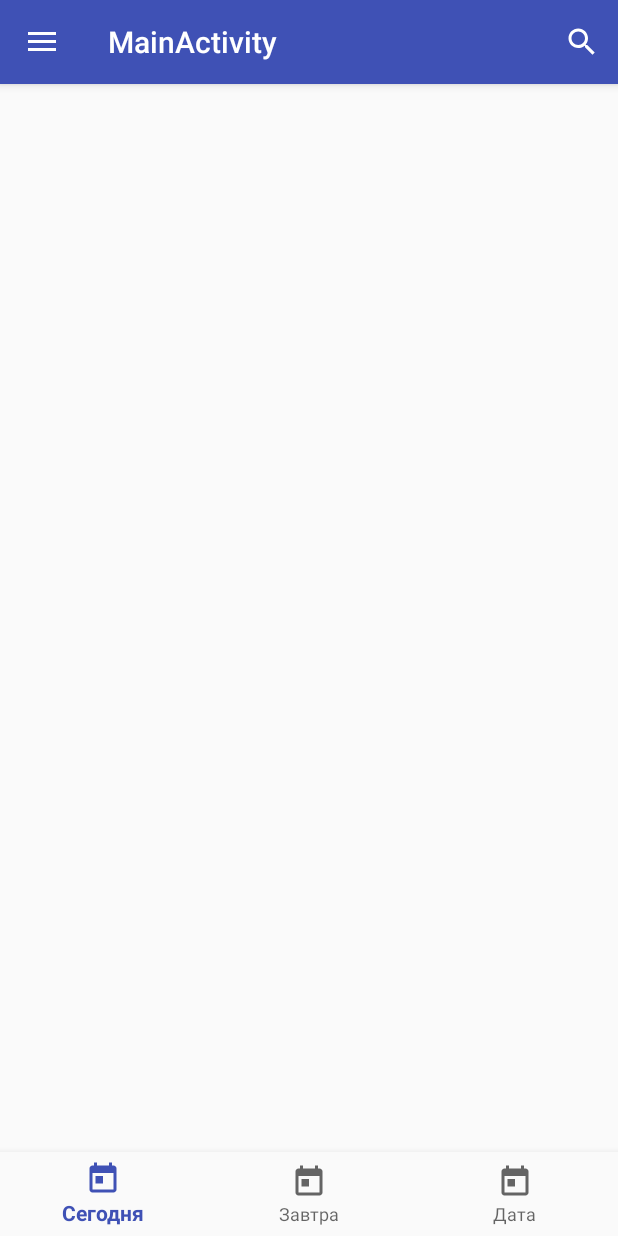
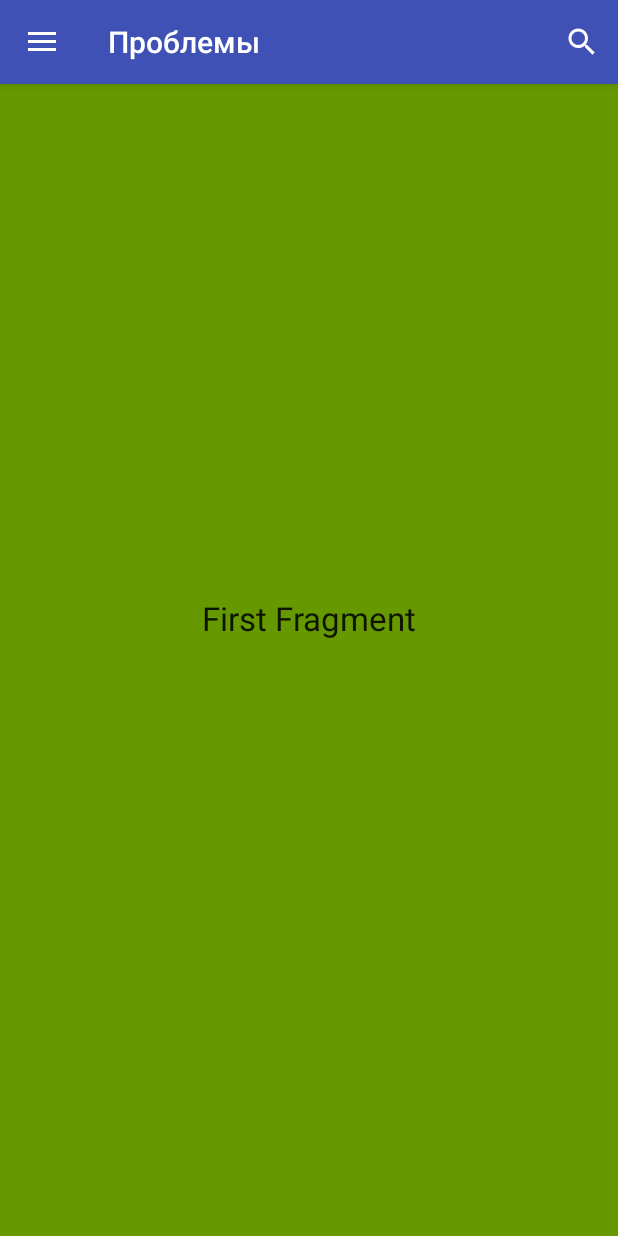
Before and after one commit to Andrey104/measurements, an Android app: the MainActivity screen opened directly, with no data from a screen before it, in the side drawer, after a tap on "Проблемы", on a phone screen of 412 x 824 dp. Run offline under Robolectric (Android 15) with nearby library versions, the phone set to English and light mode, and no system bars.

Commit message:
add fragments in main activity; add datepicker

```diff
--- a/src/main/AndroidManifest.xml
+++ b/src/main/AndroidManifest.xml
@@ -26,7 +26,7 @@
             </intent-filter>
         </activity>
         <activity
-            android:name=".MainActivity"
+            android:name=".activity.MainActivity"
             android:label="@string/title_activity_main"
             android:theme="@style/AppTheme.NoActionBar"></activity>
     </application>
--- a/src/main/java/com/addd/measurements/MainActivity.kt
+++ /dev/null
@@ -1,107 +0,0 @@
-package com.addd.measurements
-
-import android.content.Context
-import android.os.Bundle
-import android.support.design.widget.Snackbar
-import android.support.design.widget.NavigationView
-import android.support.v4.view.GravityCompat
-import android.support.v7.app.ActionBarDrawerToggle
-import android.support.v7.app.AppCompatActivity
-import android.view.Menu
-import android.view.MenuItem
-import kotlinx.android.synthetic.main.activity_main.*
-import kotlinx.android.synthetic.main.app_bar_main.*
-import android.widget.Toast
-import android.content.DialogInterface
-import android.content.Intent
-import android.content.SharedPreferences
-import android.support.v7.app.AlertDialog
-import com.addd.measurements.activity.LoginActivity
-
-
-class MainActivity : AppCompatActivity(), NavigationView.OnNavigationItemSelectedListener {
-    private val APP_TOKEN = "myToken"
-
-
-    override fun onCreate(savedInstanceState: Bundle?) {
-        super.onCreate(savedInstanceState)
-        setContentView(R.layout.activity_main)
-        setSupportActionBar(toolbar)
-
-
-        val toggle = ActionBarDrawerToggle(
-                this, drawer_layout, toolbar, R.string.navigation_drawer_open, R.string.navigation_drawer_close)
-        drawer_layout.addDrawerListener(toggle)
-        toggle.syncState()
-
-        nav_view.setNavigationItemSelectedListener(this)
-    }
-
-    override fun onBackPressed() {
-        if (drawer_layout.isDrawerOpen(GravityCompat.START)) {
-            drawer_layout.closeDrawer(GravityCompat.START)
-        } else {
-            val builder = AlertDialog.Builder(this@MainActivity)
-            builder.setTitle("Выход из приложения")
-                    .setMessage("Вы действительно хотите выйти из приложения?")
-                    .setCancelable(false)
-                    .setPositiveButton("Да",
-                            { dialog, id -> finish() })
-                    .setNegativeButton("Нет", {dialog, id -> dialog.cancel()})
-            val alert = builder.create()
-            alert.show()
-        }
-    }
-
-    override fun onCreateOptionsMenu(menu: Menu): Boolean {
-        menuInflater.inflate(R.menu.main, menu)
-        return true
-    }
-
-    override fun onOptionsItemSelected(item: MenuItem): Boolean {
-        // Handle action bar item clicks here. The action bar will
-        // automatically handle clicks on the Home/Up button, so long
-        // as you specify a parent activity in AndroidManifest.xml.
-        when (item.itemId) {
-            R.id.action_search -> {Toast.makeText(applicationContext,"Поиск хз чего", Toast.LENGTH_SHORT).show()
-            return true}
-
-            else -> return super.onOptionsItemSelected(item)
-        }
-    }
-
-    override fun onNavigationItemSelected(item: MenuItem): Boolean {
-        // Handle navigation view item clicks here.
-        when (item.itemId) {
-            R.id.nav_measurements -> {
-                // Handle the camera action
-            }
-            R.id.nav_myObjects -> {
-
-            }
-            R.id.nav_problems -> {
-
-            }
-            R.id.nav_exit-> {
-                val builder = AlertDialog.Builder(this@MainActivity)
-                builder.setTitle("Выход из аккаунта")
-                        .setMessage("Вы действительно хотите выйти из аккаунта?")
-                        .setCancelable(false)
-                        .setPositiveButton("Да",
-                                { dialog, id ->
-                                    val mSettings: SharedPreferences = getSharedPreferences(APP_TOKEN, Context.MODE_PRIVATE)
-                                    val editor = mSettings.edit()
-                                    editor.clear()
-                                    editor.apply()
-                                    startActivity(Intent(applicationContext, LoginActivity::class.java))
-                                    finish() })
-                        .setNegativeButton("Нет", {dialog, id -> dialog.cancel()})
-                val alert = builder.create()
-                alert.show()
-            }
-                   }
-
-        drawer_layout.closeDrawer(GravityCompat.START)
-        return true
-    }
-}
--- a/src/main/java/com/addd/measurements/activity/LoginActivity.kt
+++ b/src/main/java/com/addd/measurements/activity/LoginActivity.kt
@@ -6,7 +6,6 @@ import android.content.SharedPreferences
 import android.support.v7.app.AppCompatActivity
 import android.os.Bundle
 import android.widget.Toast
-import com.addd.measurements.MainActivity
 import com.addd.measurements.MeasurementsAPI
 import com.addd.measurements.R
 import com.google.gson.Gson
--- /dev/null
+++ b/src/main/java/com/addd/measurements/activity/MainActivity.kt
@@ -0,0 +1,157 @@
+package com.addd.measurements.activity
+
+import android.content.Context
+import android.content.Intent
+import android.content.SharedPreferences
+import android.os.Bundle
+import android.support.design.widget.NavigationView
+import android.support.v4.app.Fragment
+import android.support.v4.view.GravityCompat
+import android.support.v7.app.ActionBarDrawerToggle
+import android.support.v7.app.AlertDialog
+import android.support.v7.app.AppCompatActivity
+import android.view.Menu
+import android.view.MenuItem
+import android.widget.Toast
+import com.addd.measurements.R
+import com.addd.measurements.fragments.MeasurementsFragment
+import com.addd.measurements.fragments.MyObjectsFragment
+import com.addd.measurements.fragments.ProblemsFragment
+import kotlinx.android.synthetic.main.activity_main.*
+import kotlinx.android.synthetic.main.app_bar_main.*
+
+
+class MainActivity : AppCompatActivity(), NavigationView.OnNavigationItemSelectedListener {
+    private val APP_TOKEN = "myToken"
+
+
+    override fun onCreate(savedInstanceState: Bundle?) {
+        super.onCreate(savedInstanceState)
+        setContentView(R.layout.activity_main)
+        setSupportActionBar(toolbar)
+
+
+        val toggle = ActionBarDrawerToggle(
+                this, drawer_layout, toolbar, R.string.navigation_drawer_open, R.string.navigation_drawer_close)
+        drawer_layout.addDrawerListener(toggle)
+        toggle.syncState()
+
+        nav_view.setNavigationItemSelectedListener(this)
+
+        var fragmentClass: Class<*>?
+        fragmentClass = MeasurementsFragment::class.java
+        startFragment(fragmentClass)
+
+
+    }
+
+    override fun onBackPressed() {
+        if (drawer_layout.isDrawerOpen(GravityCompat.START)) {
+            drawer_layout.closeDrawer(GravityCompat.START)
+        } else {
+            val builder = AlertDialog.Builder(this@MainActivity)
+            builder.setTitle("Выход из приложения")
+                    .setMessage("Вы действительно хотите выйти из приложения?")
+                    .setCancelable(false)
+                    .setPositiveButton("Да",
+                            { dialog, id -> finish() })
+                    .setNegativeButton("Нет", { dialog, id -> dialog.cancel() })
+            val alert = builder.create()
+            alert.show()
+        }
+    }
+
+    override fun onCreateOptionsMenu(menu: Menu): Boolean {
+        menuInflater.inflate(R.menu.main, menu)
+        return true
+    }
+
+    override fun onOptionsItemSelected(item: MenuItem): Boolean {
+
+        return when (item.itemId) {
+            R.id.action_search -> {
+                Toast.makeText(applicationContext, "Поиск хз чего", Toast.LENGTH_SHORT).show()
+                true
+            }
+
+            else -> super.onOptionsItemSelected(item)
+        }
+    }
+
+    override fun onNavigationItemSelected(item: MenuItem): Boolean {
+        var fragmentClass: Class<*>?
+
+        when (item.itemId) {
+            R.id.nav_measurements -> {
+                fragmentClass = MeasurementsFragment::class.java
+                changeFragment(fragmentClass, item)
+            }
+            R.id.nav_myObjects -> {
+                fragmentClass = MyObjectsFragment::class.java
+                changeFragment(fragmentClass, item)
+            }
+            R.id.nav_problems -> {
+                fragmentClass = ProblemsFragment::class.java
+                changeFragment(fragmentClass, item)
+            }
+            R.id.nav_exit -> {
+                exitFromApp()
+            }
+        }
+
+
+
+        drawer_layout.closeDrawer(GravityCompat.START)
+        return true
+    }
+
+    private fun exitFromApp() {
+        val builder = AlertDialog.Builder(this@MainActivity)
+        builder.setTitle("Выход из аккаунта")
+                .setMessage("Вы действительно хотите выйти из аккаунта?")
+                .setCancelable(false)
+                .setPositiveButton("Да",
+                        { dialog, id ->
+                            val mSettings: SharedPreferences = getSharedPreferences(APP_TOKEN, Context.MODE_PRIVATE)
+                            val editor = mSettings.edit()
+                            editor.clear()
+                            editor.apply()
+                            startActivity(Intent(applicationContext, LoginActivity::class.java))
+                            finish()
+                        })
+                .setNegativeButton("Нет", { dialog, id -> dialog.cancel() })
+        val alert = builder.create()
+        alert.show()
+    }
+
+    private fun changeFragment(fragmentClass: Class<*>?, item: MenuItem) {
+        var fragment: Fragment? = null
+
+        try {
+            fragment = fragmentClass!!.newInstance() as Fragment?
+        } catch (e: Exception) {
+            e.printStackTrace()
+        }
+
+        // Вставляем фрагмент, заменяя текущий фрагмент
+        val fragmentManager = supportFragmentManager
+        fragmentManager.beginTransaction().replace(R.id.container, fragment).commit()
+        // Выделяем выбранный пункт меню в шторке
+        item.isChecked = true
+        // Выводим выбранный пункт в заголовке
+        title = item.title
+    }
+
+    private fun startFragment(fragmentClass: Class<*>?) {
+        var fragment: Fragment? = null
+
+        try {
+            fragment = fragmentClass!!.newInstance() as Fragment?
+        } catch (e: Exception) {
+            e.printStackTrace()
+        }
+        val fragmentManager = supportFragmentManager
+        fragmentManager.beginTransaction().replace(R.id.container, fragment).commit()
+
+    }
+}
--- /dev/null
+++ b/src/main/java/com/addd/measurements/fragments/MeasurementsFragment.kt
@@ -0,0 +1,67 @@
+package com.addd.measurements.fragments
+
+import android.app.DatePickerDialog
+import android.app.DatePickerDialog.OnDateSetListener
+import android.os.Build
+import android.os.Bundle
+import android.support.design.widget.BottomNavigationView
+import android.support.v4.app.Fragment
+import android.view.LayoutInflater
+import android.view.View
+import android.view.ViewGroup
+import android.widget.Toast
+import com.addd.measurements.R
+import java.util.*
+
+
+/**
+ * Created by addd on 03.12.2017.
+ */
+class MeasurementsFragment : Fragment() {
+    private var dayOfMonth: Int = 0
+    private var month: Int = 0
+    private var year: Int = 0
+
+    override fun onCreateView(inflater: LayoutInflater?, container: ViewGroup?, savedInstanceState: Bundle?): View? {
+        val view: View = inflater!!.inflate(R.layout.measurements_fragment, container, false)
+        getTodayDate()
+
+        val bottomNavigationView: BottomNavigationView = view.findViewById(R.id.bottomNavigation)
+        bottomNavigationView.setOnNavigationItemSelectedListener { item ->
+            when (item.itemId) {
+                R.id.today -> {
+                   Toast.makeText(activity.applicationContext, "Сегодня $dayOfMonth $month $year", Toast.LENGTH_SHORT).show()
+                }
+                R.id.tomorrow -> {
+                    Toast.makeText(activity.applicationContext, "Завтра ${dayOfMonth+1} $month $year", Toast.LENGTH_SHORT).show()
+                }
+                R.id.date -> {
+                    val myCallBack = OnDateSetListener { view, year, monthOfYear, dayOfMonth ->
+
+                        Toast.makeText(activity.applicationContext, "Today is $dayOfMonth/$monthOfYear/$year", Toast.LENGTH_SHORT).show()
+
+                    }
+                    val datePikerDialog: DatePickerDialog = if (Build.VERSION.SDK_INT >= Build.VERSION_CODES.N) {
+                        DatePickerDialog(context, myCallBack, year, month, dayOfMonth)
+                    } else {
+                        TODO("VERSION.SDK_INT < N")
+                    }
+                    datePikerDialog.show()
+                }
+            }
+            true
+        }
+
+        return view
+
+
+    }
+
+    private fun getTodayDate() {
+        val calendar = Calendar.getInstance()
+        dayOfMonth = calendar.get(Calendar.DAY_OF_MONTH)
+        month = calendar.get(Calendar.MONTH)
+        year = calendar.get(Calendar.YEAR)
+    }
+
+}
--- /dev/null
+++ b/src/main/java/com/addd/measurements/fragments/ProblemsFragment.kt
@@ -0,0 +1,17 @@
+package com.addd.measurements.fragments
+
+import android.os.Bundle
+import android.support.v4.app.Fragment
+import android.view.LayoutInflater
+import android.view.View
+import android.view.ViewGroup
+import com.addd.measurements.R
+
+/**
+ * Created by addd on 03.12.2017.
+ */
+class ProblemsFragment : Fragment() {
+    override fun onCreateView(inflater: LayoutInflater?, container: ViewGroup?, savedInstanceState: Bundle?): View? {
+        return inflater!!.inflate(R.layout.problems_fragment, container, false)
+    }
+}
--- a/src/main/res/layout/app_bar_main.xml
+++ b/src/main/res/layout/app_bar_main.xml
@@ -4,7 +4,7 @@
     xmlns:tools="http://schemas.android.com/tools"
     android:layout_width="match_parent"
     android:layout_height="match_parent"
-    tools:context="com.addd.measurements.MainActivity">
+    tools:context="com.addd.measurements.activity.MainActivity">
 
     <android.support.design.widget.AppBarLayout
         android:layout_width="match_parent"
--- a/src/main/res/layout/content_main.xml
+++ b/src/main/res/layout/content_main.xml
@@ -4,38 +4,10 @@
     xmlns:tools="http://schemas.android.com/tools"
     android:layout_width="match_parent"
     android:layout_height="match_parent"
+    android:id="@+id/container"
     android:orientation="vertical"
-    tools:context=".MainActivity">
+    tools:context=".activity.MainActivity">
 
 
-    <RelativeLayout
-        android:layout_width="match_parent"
-        android:layout_height="0dp"
-        android:layout_weight="1"
-        android:orientation="vertical">
 
-        <TextView
-            android:id="@+id/empty_list"
-            android:layout_width="wrap_content"
-            android:layout_height="wrap_content"
-            android:layout_centerHorizontal="true"
-            android:layout_centerVertical="true"
-            android:text="@string/empty_list"
-            android:visibility="gone" />
-
-        <android.support.v7.widget.RecyclerView
-            android:id="@+id/list"
-            android:layout_width="match_parent"
-            android:layout_height="match_parent" />
-    </RelativeLayout>
-
-
-    <android.support.design.widget.BottomNavigationView
-        android:id="@+id/navigation"
-        android:layout_width="match_parent"
-        android:layout_height="wrap_content"
-        android:layout_gravity="bottom"
-        android:background="?android:attr/windowBackground"
-        android:visibility="visible"
-        app:menu="@menu/navigation" />
 </LinearLayout>
--- /dev/null
+++ b/src/main/res/layout/problems_fragment.xml
@@ -0,0 +1,14 @@
+<RelativeLayout xmlns:android="http://schemas.android.com/apk/res/android"
+    android:layout_width="match_parent"
+    android:layout_height="match_parent"
+    android:background="@android:color/holo_green_dark">
+
+    <TextView
+        android:id="@+id/textView3"
+        android:layout_width="wrap_content"
+        android:layout_height="wrap_content"
+        android:layout_centerHorizontal="true"
+        android:layout_centerVertical="true"
+        android:text="First Fragment"
+        android:textAppearance="?android:attr/textAppearanceLarge"/>
+</RelativeLayout>
```
Also changed, not shown: src/main/java/com/addd/measurements/fragments/MyObjectsFragment.kt (added, +20 -0 lines), src/main/res/layout/measurements_fragment.xml (added, +39 -0 lines), src/main/res/layout/myobjects_fragment.xml (added, +14 -0 lines), 1 other file.
